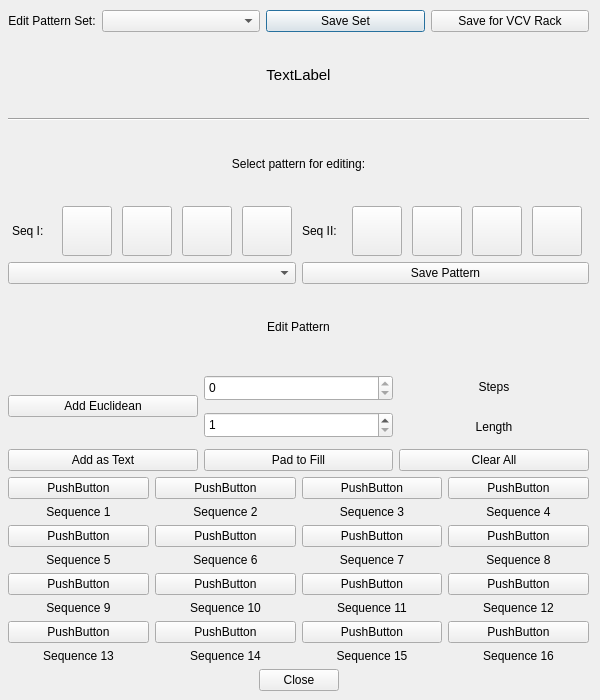
starlingcode/viaflash, file gateseq_pattern_editor.ui: the form before one commit.
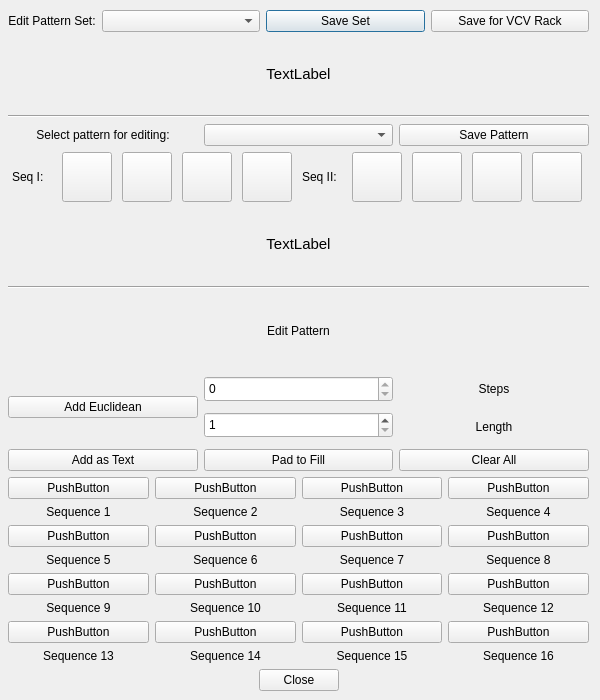
The form after the commit. Custom widgets are drawn as their Qt base class.

Commit message: Implement resource descriptions

```diff
--- a/gateseq_pattern_editor.ui
+++ b/gateseq_pattern_editor.ui
@@ -98,6 +98,8 @@
      </widget>
     </item>
     <item>
+     <layout class="QHBoxLayout" name="resourceSaveLoad">
+      <item>
      <widget class="QLabel" name="editPatternLabel_2">
       <property name="text">
        <string>Select pattern for editing:</string>
@@ -108,6 +110,18 @@
      </widget>
     </item>
     <item>
+       <widget class="QComboBox" name="selectResource"/>
+      </item>
+      <item>
+       <widget class="QPushButton" name="saveResource">
+        <property name="text">
+         <string>Save Pattern</string>
+        </property>
+       </widget>
+      </item>
+     </layout>
+    </item>
+    <item>
      <layout class="QHBoxLayout" name="slotGroup1">
       <property name="sizeConstraint">
        <enum>QLayout::SetMaximumSize</enum>
@@ -416,18 +430,29 @@
      </layout>
     </item>
     <item>
-     <layout class="QHBoxLayout" name="resourceSaveLoad">
-      <item>
-       <widget class="QComboBox" name="selectResource"/>
-      </item>
-      <item>
-       <widget class="QPushButton" name="saveResource">
+     <widget class="QLabel" name="resourceDescription">
+      <property name="font">
+       <font>
+        <pointsize>11</pointsize>
+       </font>
+      </property>
         <property name="text">
-         <string>Save Pattern</string>
+       <string>TextLabel</string>
+      </property>
+      <property name="alignment">
+       <set>Qt::AlignCenter</set>
+      </property>
+      <property name="wordWrap">
+       <bool>true</bool>
         </property>
        </widget>
       </item>
-     </layout>
+    <item>
+     <widget class="Line" name="line_2">
+      <property name="orientation">
+       <enum>Qt::Horizontal</enum>
+      </property>
+     </widget>
     </item>
     <item>
      <widget class="QLabel" name="editPatternLabel">
```
Lines whose indentation alone changed are shown as unchanged. The commit also changes 12 other files.
